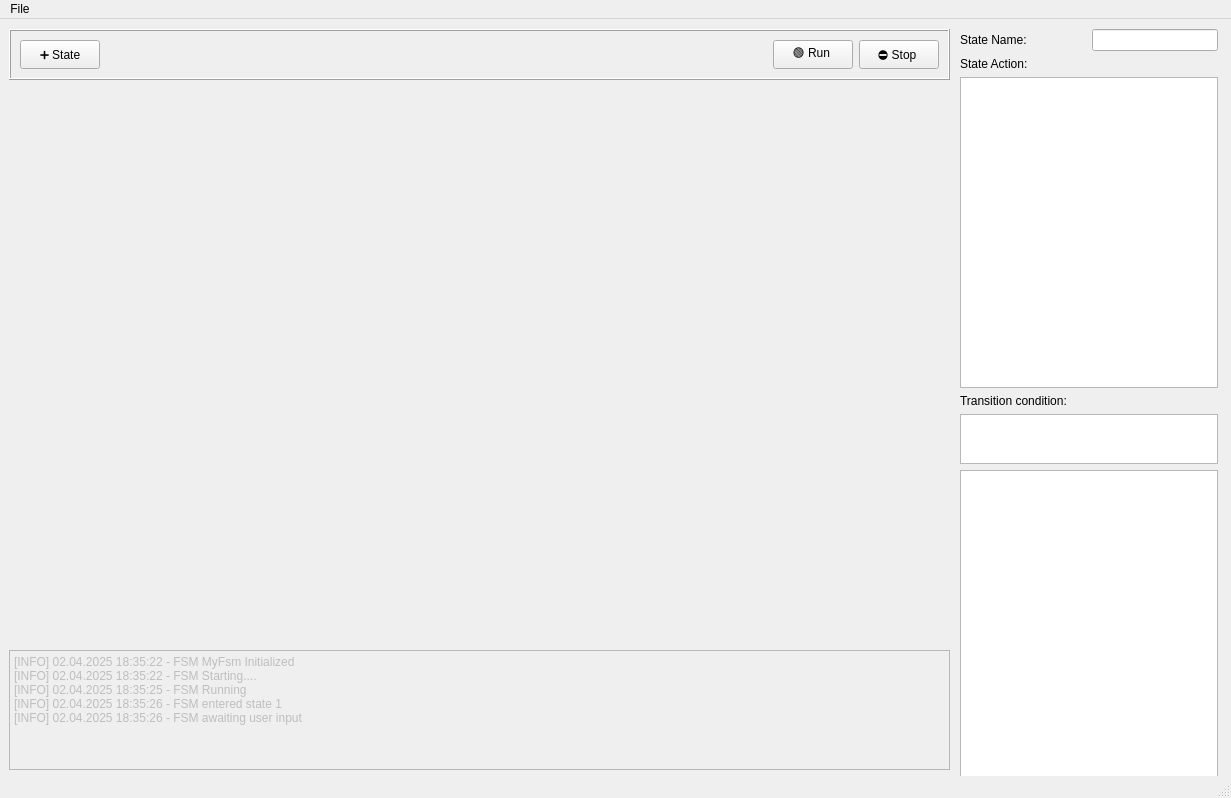
Before: the Qt Designer form src/mainwindow.ui in JosefAmbruz/ICP-projekt, drawn with Qt 5.
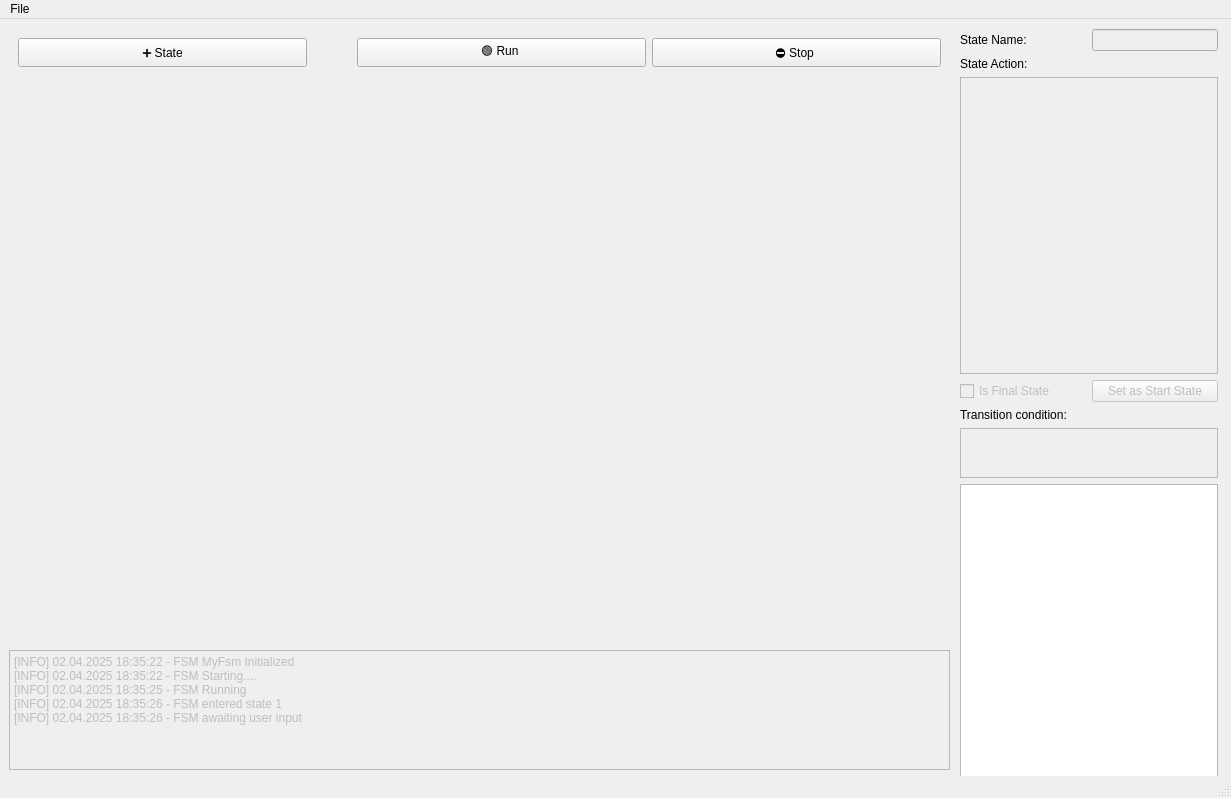
After: the same form once the commit is applied.

Commit message: create automaton isntance from ui

The edit to the form file:
```diff
--- a/src/mainwindow.ui
+++ b/src/mainwindow.ui
@@ -28,6 +28,9 @@
       <layout class="QHBoxLayout" name="horizontalLayout">
        <item>
         <widget class="QLabel" name="label">
+         <property name="enabled">
+          <bool>true</bool>
+         </property>
          <property name="text">
           <string>State Name:</string>
          </property>
@@ -35,6 +38,9 @@
        </item>
        <item>
         <widget class="QLineEdit" name="lineEdit_stateName">
+         <property name="enabled">
+          <bool>false</bool>
+         </property>
          <property name="sizePolicy">
           <sizepolicy hsizetype="Preferred" vsizetype="Fixed">
            <horstretch>0</horstretch>
@@ -60,6 +66,9 @@
      </item>
      <item>
       <widget class="QTextEdit" name="textEdit_actionCode">
+       <property name="enabled">
+        <bool>false</bool>
+       </property>
        <property name="markdown">
         <string/>
        </property>
@@ -75,6 +84,30 @@
        </property>
       </widget>
      </item>
+     <item>
+      <layout class="QHBoxLayout" name="horizontalLayout_4">
+       <item>
+        <widget class="QCheckBox" name="checkBox_isFinal">
+         <property name="enabled">
+          <bool>false</bool>
+         </property>
+         <property name="text">
+          <string>Is Final State</string>
+         </property>
+        </widget>
+       </item>
+       <item>
+        <widget class="QPushButton" name="pushButton_setStartState">
+         <property name="enabled">
+          <bool>false</bool>
+         </property>
+         <property name="text">
+          <string>Set as Start State</string>
+         </property>
+        </widget>
+       </item>
+      </layout>
+     </item>
      <item>
       <widget class="QLabel" name="label_connCode">
        <property name="text">
@@ -84,6 +117,9 @@
      </item>
      <item>
       <widget class="QTextEdit" name="textEdit_connCond">
+       <property name="enabled">
+        <bool>false</bool>
+       </property>
        <property name="sizePolicy">
         <sizepolicy hsizetype="Expanding" vsizetype="Fixed">
          <horstretch>0</horstretch>
@@ -134,10 +170,7 @@
 }</string>
        </property>
        <property name="frameShape">
-        <enum>QFrame::Shape::Box</enum>
-       </property>
-       <property name="frameShadow">
-        <enum>QFrame::Shadow::Raised</enum>
+        <enum>QFrame::NoFrame</enum>
        </property>
        <layout class="QHBoxLayout" name="horizontalLayout_2">
         <item>
@@ -158,9 +191,6 @@
         </item>
         <item>
          <spacer name="horizontalSpacer">
-          <property name="orientation">
-           <enum>Qt::Orientation::Horizontal</enum>
-          </property>
           <property name="sizeHint" stdset="0">
            <size>
             <width>44</width>
@@ -202,20 +232,7 @@
       <widget class="QWidget" name="widget_canvas" native="true">
        <layout class="QHBoxLayout" name="horizontalLayout_3">
         <item>
-         <widget class="QWidget" name="nodeCanvasContainer" native="true">
-          <widget class="QStackedWidget" name="stackedWidget">
-           <property name="geometry">
-            <rect>
-             <x>620</x>
-             <y>330</y>
-             <width>120</width>
-             <height>80</height>
-            </rect>
-           </property>
-           <widget class="QWidget" name="page"/>
-           <widget class="QWidget" name="page_2"/>
-          </widget>
-         </widget>
+         <widget class="QWidget" name="nodeCanvasContainer" native="true"/>
         </item>
        </layout>
       </widget>
@@ -250,8 +267,8 @@
 hr { height: 1px; border-width: 0; }
 li.unchecked::marker { content: &quot;\2610&quot;; }
 li.checked::marker { content: &quot;\2612&quot;; }
-&lt;/style&gt;&lt;/head&gt;&lt;body style=&quot; font-family:'Sans Serif'; font-size:9pt; font-weight:400; font-style:normal;&quot;&gt;
-&lt;p style=&quot; margin-top:0px; margin-bottom:0px; margin-left:0px; margin-right:0px; -qt-block-indent:0; text-indent:0px;&quot;&gt;&lt;span style=&quot; font-family:'Segoe UI';&quot;&gt;[INFO] 02.04.2025 18:35:22 - FSM MyFsm Initialized&lt;br /&gt;[INFO] 02.04.2025 18:35:22 - FSM Starting....&lt;br /&gt;[INFO] 02.04.2025 18:35:25 - FSM Running&lt;br /&gt;[INFO] 02.04.2025 18:35:26 - FSM entered state 1&lt;br /&gt;[INFO] 02.04.2025 18:35:26 - FSM awaiting user input&lt;/span&gt;&lt;/p&gt;&lt;/body&gt;&lt;/html&gt;</string>
+&lt;/style&gt;&lt;/head&gt;&lt;body style=&quot; font-family:'Segoe UI'; font-size:9pt; font-weight:400; font-style:normal;&quot;&gt;
+&lt;p style=&quot; margin-top:0px; margin-bottom:0px; margin-left:0px; margin-right:0px; -qt-block-indent:0; text-indent:0px;&quot;&gt;[INFO] 02.04.2025 18:35:22 - FSM MyFsm Initialized&lt;br /&gt;[INFO] 02.04.2025 18:35:22 - FSM Starting....&lt;br /&gt;[INFO] 02.04.2025 18:35:25 - FSM Running&lt;br /&gt;[INFO] 02.04.2025 18:35:26 - FSM entered state 1&lt;br /&gt;[INFO] 02.04.2025 18:35:26 - FSM awaiting user input&lt;/p&gt;&lt;/body&gt;&lt;/html&gt;</string>
        </property>
       </widget>
      </item>
@@ -264,7 +281,7 @@
      <x>0</x>
      <y>0</y>
      <width>1231</width>
-     <height>22</height>
+     <height>21</height>
     </rect>
    </property>
    <widget class="QMenu" name="menufile">
```
The commit also changes 5 other files.
